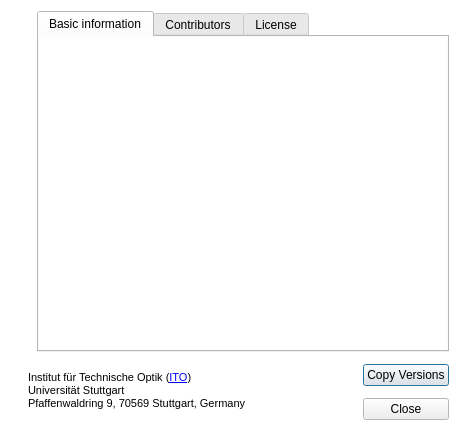
itom-project/itom, file Qitom/ui/dialogAbout.ui: the form before one commit.
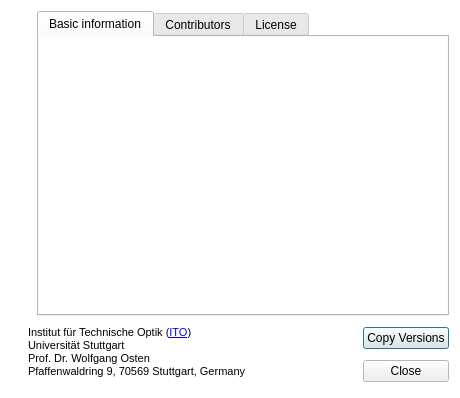
The form after the commit. Icons and pictures are not drawn.

Commit message: smaller changes in splash-screen, contributor list, about dialog (appearance, texts added...)

What changed in the file:
```diff
--- a/Qitom/ui/dialogAbout.ui
+++ b/Qitom/ui/dialogAbout.ui
@@ -7,7 +7,7 @@
     <x>0</x>
     <y>0</y>
     <width>460</width>
-    <height>437</height>
+    <height>398</height>
    </rect>
   </property>
   <property name="minimumSize">
@@ -62,7 +62,7 @@
   <property name="windowTitle">
    <string>About itom</string>
   </property>
-  <layout class="QVBoxLayout" name="verticalLayout_3" stretch="5,1">
+  <layout class="QVBoxLayout" name="verticalLayout_3" stretch="10,1">
    <item>
     <layout class="QHBoxLayout" name="horizontalLayout">
      <item>
@@ -115,7 +115,7 @@
           <number>0</number>
          </property>
          <item>
-          <widget class="QTextEdit" name="txtBasic">
+          <widget class="QTextBrowser" name="txtBasic">
            <property name="enabled">
             <bool>true</bool>
            </property>
@@ -144,7 +144,7 @@
 &lt;html&gt;&lt;head&gt;&lt;meta name=&quot;qrichtext&quot; content=&quot;1&quot; /&gt;&lt;style type=&quot;text/css&quot;&gt;
 p, li { white-space: pre-wrap; }
 &lt;/style&gt;&lt;/head&gt;&lt;body style=&quot; font-family:'MS Shell Dlg 2'; font-size:8.25pt; font-weight:400; font-style:normal;&quot;&gt;
-&lt;p style=&quot;-qt-paragraph-type:empty; margin-top:0px; margin-bottom:0px; margin-left:0px; margin-right:0px; -qt-block-indent:0; text-indent:0px;&quot;&gt;&lt;br /&gt;&lt;/p&gt;&lt;/body&gt;&lt;/html&gt;</string>
+&lt;p style=&quot;-qt-paragraph-type:empty; margin-top:0px; margin-bottom:0px; margin-left:0px; margin-right:0px; -qt-block-indent:0; text-indent:0px; font-size:8pt;&quot;&gt;&lt;br /&gt;&lt;/p&gt;&lt;/body&gt;&lt;/html&gt;</string>
            </property>
            <property name="textInteractionFlags">
             <set>Qt::LinksAccessibleByMouse|Qt::TextSelectableByMouse</set>
@@ -284,7 +284,7 @@
      <item>
       <widget class="QLabel" name="ITOLogo">
        <property name="sizePolicy">
-        <sizepolicy hsizetype="Preferred" vsizetype="MinimumExpanding">
+        <sizepolicy hsizetype="Preferred" vsizetype="Maximum">
          <horstretch>0</horstretch>
          <verstretch>0</verstretch>
         </sizepolicy>
@@ -292,7 +292,7 @@
        <property name="maximumSize">
         <size>
          <width>64</width>
-         <height>16777215</height>
+         <height>64</height>
         </size>
        </property>
        <property name="toolTip">
@@ -310,39 +310,36 @@
       </widget>
      </item>
      <item>
-      <widget class="QTextEdit" name="itoText">
-       <property name="enabled">
-        <bool>true</bool>
-       </property>
+      <widget class="QTextBrowser" name="itoText">
        <property name="sizePolicy">
-        <sizepolicy hsizetype="Expanding" vsizetype="MinimumExpanding">
+        <sizepolicy hsizetype="Expanding" vsizetype="Maximum">
          <horstretch>0</horstretch>
          <verstretch>0</verstretch>
         </sizepolicy>
        </property>
        <property name="minimumSize">
         <size>
-         <width>250</width>
-         <height>50</height>
+         <width>0</width>
+         <height>65</height>
         </size>
        </property>
        <property name="maximumSize">
         <size>
-         <width>250</width>
-         <height>50</height>
+         <width>16777215</width>
+         <height>65</height>
         </size>
        </property>
-       <property name="autoFillBackground">
-        <bool>true</bool>
-       </property>
        <property name="frameShape">
         <enum>QFrame::NoFrame</enum>
        </property>
        <property name="frameShadow">
-        <enum>QFrame::Plain</enum>
+        <enum>QFrame::Raised</enum>
        </property>
-       <property name="readOnly">
-        <bool>true</bool>
+       <property name="verticalScrollBarPolicy">
+        <enum>Qt::ScrollBarAlwaysOff</enum>
+       </property>
+       <property name="horizontalScrollBarPolicy">
+        <enum>Qt::ScrollBarAsNeeded</enum>
        </property>
        <property name="html">
         <string>&lt;!DOCTYPE HTML PUBLIC &quot;-//W3C//DTD HTML 4.0//EN&quot; &quot;http://www.w3.org/TR/REC-html40/strict.dtd&quot;&gt;
@@ -351,6 +348,7 @@
 &lt;/style&gt;&lt;/head&gt;&lt;body style=&quot; font-family:'MS Shell Dlg 2'; font-size:8.25pt; font-weight:400; font-style:normal;&quot;&gt;
 &lt;p style=&quot; margin-top:0px; margin-bottom:0px; margin-left:0px; margin-right:0px; -qt-block-indent:0; text-indent:0px;&quot;&gt;&lt;span style=&quot; font-size:8pt;&quot;&gt;Institut für Technische Optik (&lt;/span&gt;&lt;a href=&quot;http://www.ito.uni-stuttgart.de&quot;&gt;&lt;span style=&quot; font-size:8pt; text-decoration: underline; color:#0000ff;&quot;&gt;ITO&lt;/span&gt;&lt;/a&gt;&lt;span style=&quot; font-size:8pt;&quot;&gt;) &lt;/span&gt;&lt;/p&gt;
 &lt;p style=&quot; margin-top:0px; margin-bottom:0px; margin-left:0px; margin-right:0px; -qt-block-indent:0; text-indent:0px;&quot;&gt;&lt;span style=&quot; font-size:8pt;&quot;&gt;Universität Stuttgart&lt;/span&gt;&lt;/p&gt;
+&lt;p style=&quot; margin-top:0px; margin-bottom:0px; margin-left:0px; margin-right:0px; -qt-block-indent:0; text-indent:0px;&quot;&gt;&lt;span style=&quot; font-size:8pt;&quot;&gt;Prof. Dr. Wolfgang Osten&lt;/span&gt;&lt;/p&gt;
 &lt;p style=&quot; margin-top:0px; margin-bottom:0px; margin-left:0px; margin-right:0px; -qt-block-indent:0; text-indent:0px;&quot;&gt;&lt;span style=&quot; font-size:8pt;&quot;&gt;Pfaffenwaldring 9, 70569 Stuttgart, Germany&lt;/span&gt;&lt;/p&gt;&lt;/body&gt;&lt;/html&gt;</string>
        </property>
        <property name="textInteractionFlags">
```
Left out of the diff: 11 changed lines with no effect on the pictures. The commit also changes 5 other files.
